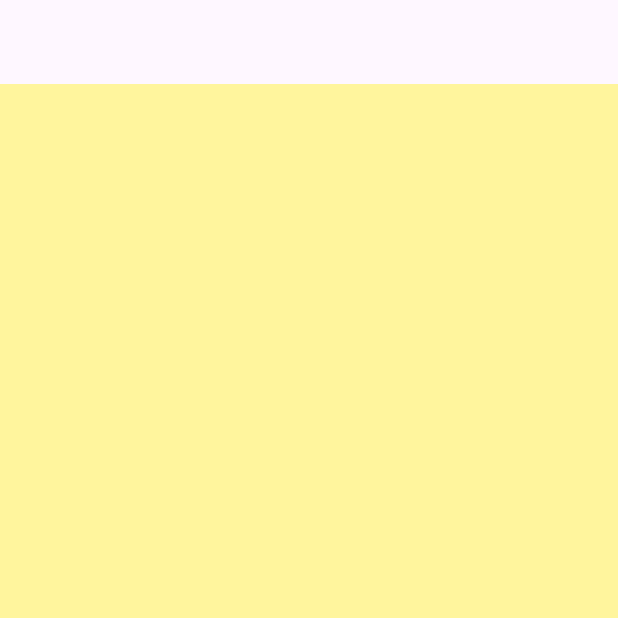
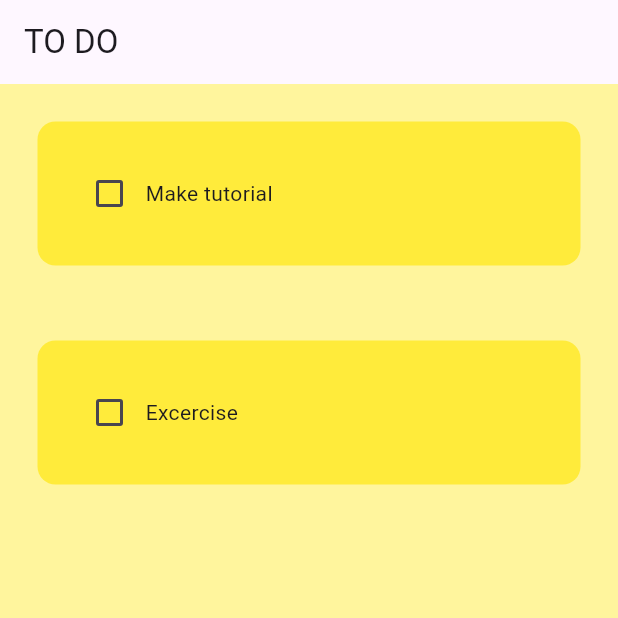
Before and after one commit to AbhiramKrishnaM/Flutter-Todo, a Flutter app: the screen it shows after launch, on a phone screen of 412 x 824 dp, the top half of it. Run offline on Flutter 3.47's test engine with Material 3 defaults, Android fonts, the phone set to English and light mode, and no system bars.

```diff
--- a/lib/pages/home.dart
+++ b/lib/pages/home.dart
@@ -1,4 +1,7 @@
+// ignore_for_file: prefer_const_constructors, prefer_const_literals_to_create_immutables
+
 import "package:flutter/material.dart";
+import "package:flutter_todo_application/util/todo_tile.dart";
 
 class HomePage extends StatefulWidget {
   const HomePage({super.key});
@@ -8,11 +11,35 @@ class HomePage extends StatefulWidget {
 }
 
 class _HomePageState extends State<HomePage> {
+  List toDoList = [
+    ["Make tutorial", false],
+    ["Excercise", false],
+  ];
+
+  void checkBoxChanged(bool? value, int index) {
+    setState(() {
+      toDoList[index][1] = !toDoList[index][1];
+    });
+  }
+
   @override
   Widget build(BuildContext context) {
     return Scaffold(
       backgroundColor: Colors.yellow[200],
-      appBar: AppBar(),
+      appBar: AppBar(
+        title: Text("TO DO"),
+        elevation: 0,
+      ),
+      body: ListView.builder(
+        itemCount: toDoList.length,
+        itemBuilder: (context, index) {
+          return TodoTile(
+            taskName: toDoList[index][0],
+            taskCompleted: toDoList[index][1],
+            onChanged: (value) => checkBoxChanged(value, index),
+          );
+        },
+      ),
     );
   }
 }
--- /dev/null
+++ b/lib/util/todo_tile.dart
@@ -0,0 +1,35 @@
+// ignore_for_file: avoid_unnecessary_containers, prefer_const_constructors, sort_child_properties_last, prefer_const_literals_to_create_immutables, must_be_immutable
+
+import "package:flutter/material.dart";
+
+class TodoTile extends StatelessWidget {
+  final String taskName;
+  final bool taskCompleted;
+  Function(bool?)? onChanged;
+
+  TodoTile(
+      {super.key,
+      required this.taskName,
+      required this.taskCompleted,
+      required this.onChanged});
+
+  @override
+  Widget build(BuildContext context) {
+    return Padding(
+      padding: const EdgeInsets.all(25.0),
+      child: Container(
+        padding: EdgeInsets.all(24),
+        child: Row(
+          children: [
+            Checkbox(value: taskCompleted, onChanged: onChanged),
+            Text(taskName),
+          ],
+        ),
+        decoration: BoxDecoration(
+          color: Colors.yellow,
+          borderRadius: BorderRadius.circular(12),
+        ),
+      ),
+    );
+  }
+}
```
